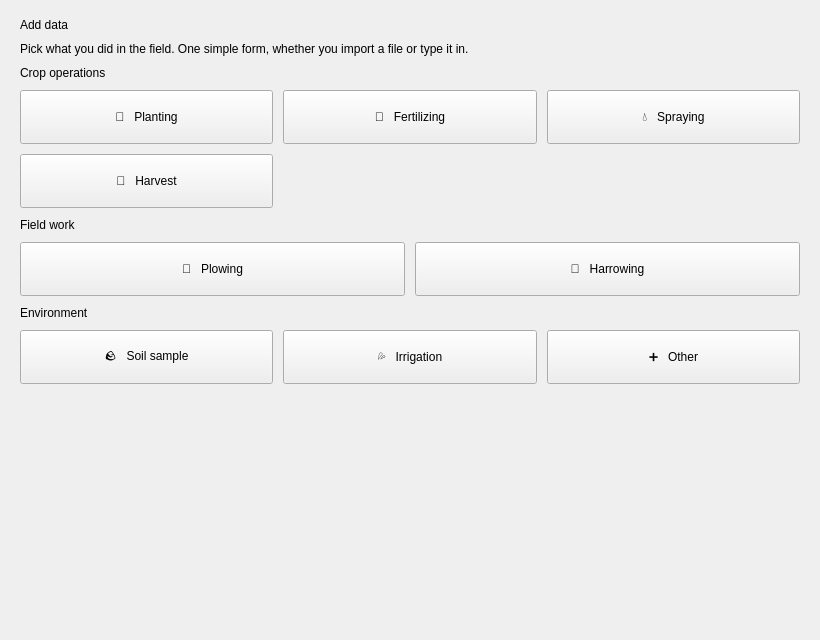
Above: widgets/add_data_form.ui from axelande/geodatafarm3 before the change. Below: the same form after it.
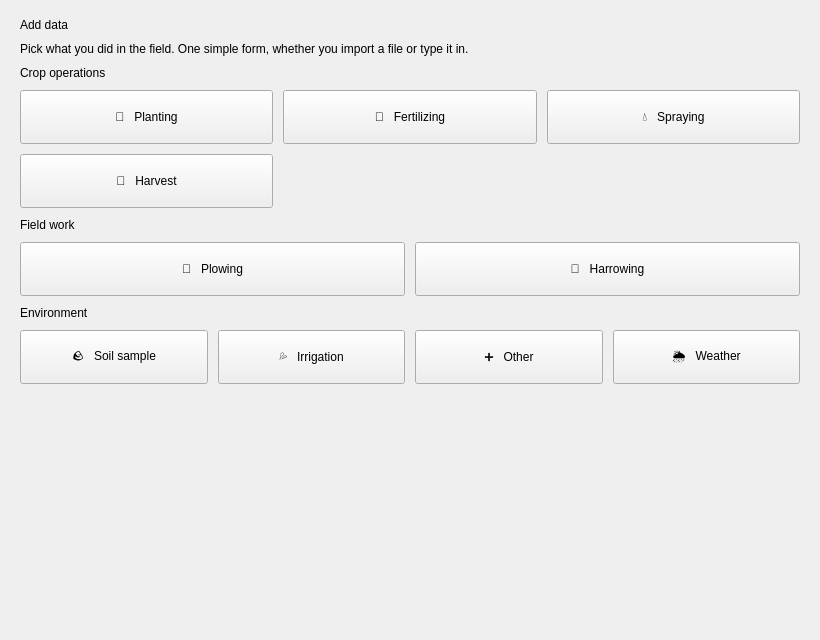
That is the form after the change.

The edit to the form file:
```diff
--- a/widgets/add_data_form.ui
+++ b/widgets/add_data_form.ui
@@ -276,6 +276,22 @@
            </property>
           </widget>
          </item>
+         <item row="0" column="3">
+          <widget class="QPushButton" name="opWeather">
+           <property name="card" stdset="0">
+            <bool>true</bool>
+           </property>
+           <property name="minimumSize">
+            <size>
+             <width>0</width>
+             <height>54</height>
+            </size>
+           </property>
+           <property name="text">
+            <string>🌦️   Weather</string>
+           </property>
+          </widget>
+         </item>
         </layout>
        </item>
        <item>
```
Left out of the diff: 22 changed lines with no effect on the pictures.
